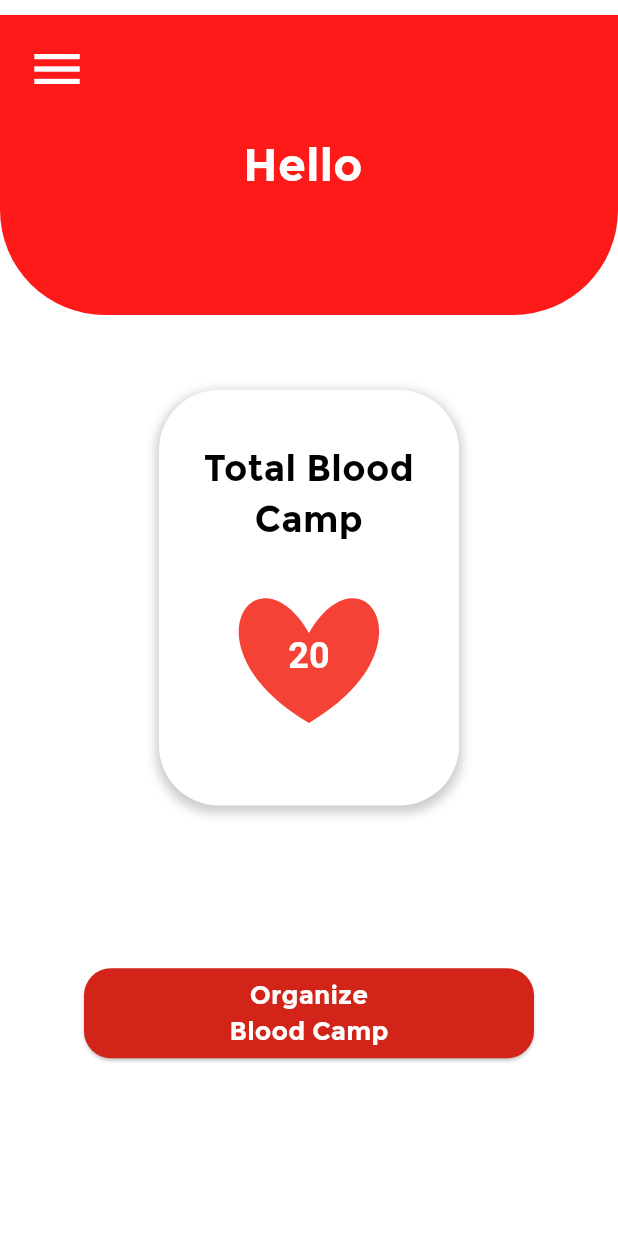
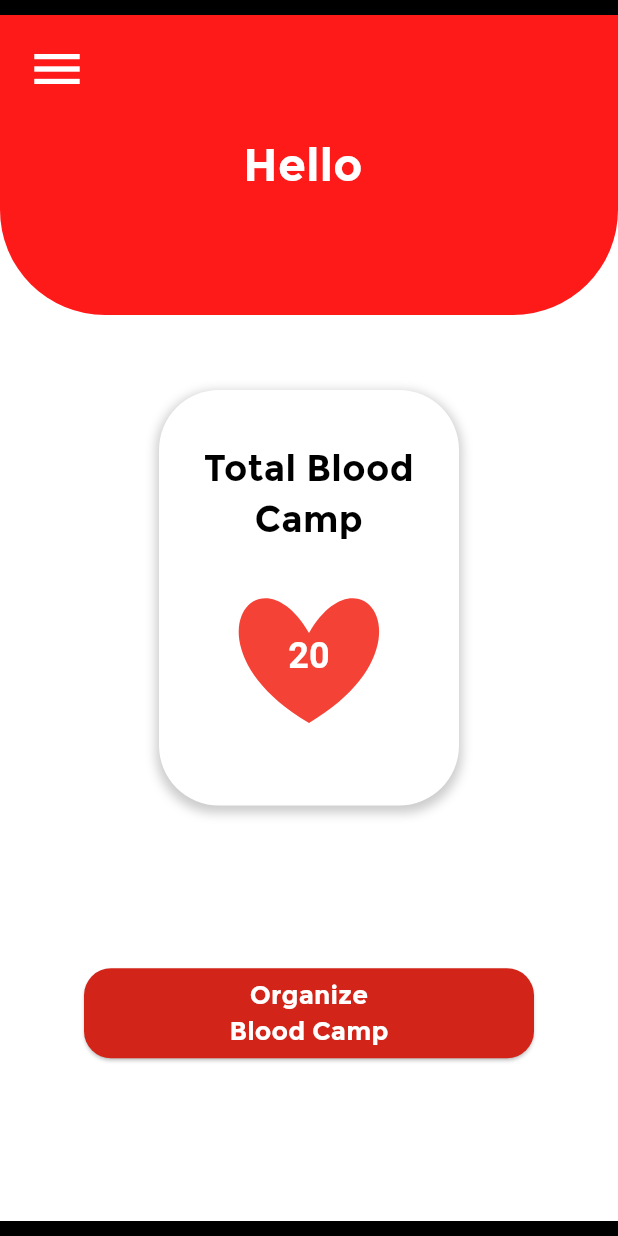
Before and after one commit to MihiranWijesekara/flutter_Blood_Donation_App, a Flutter app: the OrganizerHomePage screen opened directly, on a phone screen of 412 x 824 dp. Run offline on Flutter 3.47's test engine with Material 3 defaults, Android fonts, the phone set to English and light mode, and no system bars; our stand-ins replace cloud_firestore, firebase_auth, firebase_core, firebase_storage, image_picker; accounts and stored records are empty; network calls fail; project files that could hold a hidden picture were left out.

Commit message:
Your commit message

```diff
--- a/lib/Home/organizer_Home.dart
+++ b/lib/Home/organizer_Home.dart
@@ -48,7 +48,7 @@ class _OrganizerHomePageState extends State<OrganizerHomePage> {
   @override
   Widget build(BuildContext context) {
     return Scaffold(
-      backgroundColor: Colors.white,
+    backgroundColor: Colors.black,
       drawer: Drawer(
         child: ListView(
           padding: EdgeInsets.zero,
--- a/lib/main.dart
+++ b/lib/main.dart
@@ -28,7 +28,7 @@ class MyApp extends StatelessWidget {
           colorScheme: ColorScheme.fromSeed(seedColor: Colors.deepPurple),
           useMaterial3: true,
         ),
-        //home: WelcomePage2());
-    home: OrganizerHomePage());
+        home: WelcomePage2());
+    //home: OrganizerHomePage());
   }
 }
```
